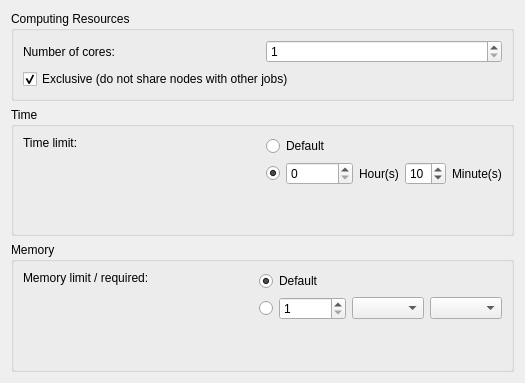
Qt form src/genericgui/ResourceRequirementsWizardPage.ui (SalomePlatform/jobmanager) before a commit.
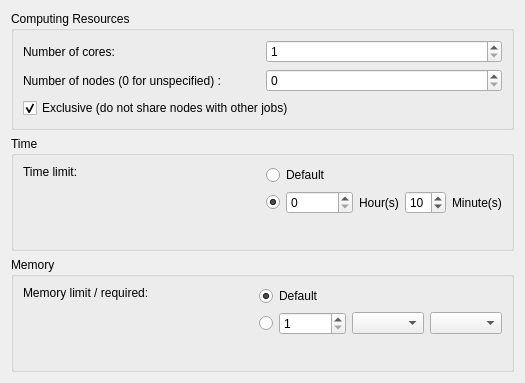
The same form after that commit.

Commit message: Add parameters 'partition' and 'nodes' for slurm jobs.

Diff of the .ui file:
```diff
--- a/src/genericgui/ResourceRequirementsWizardPage.ui
+++ b/src/genericgui/ResourceRequirementsWizardPage.ui
@@ -44,6 +44,27 @@
         </item>
        </layout>
       </item>
+      <item>
+       <layout class="QHBoxLayout" name="hl_node">
+        <item>
+         <widget class="QLabel" name="label_node">
+          <property name="text">
+           <string>Number of nodes (0 for unspecified) :</string>
+          </property>
+         </widget>
+        </item>
+        <item>
+         <widget class="QSpinBox" name="spin_node">
+          <property name="minimum">
+           <number>0</number>
+          </property>
+          <property name="maximum">
+           <number>1000000000</number>
+          </property>
+         </widget>
+        </item>
+       </layout>
+      </item>
       <item>
        <widget class="QCheckBox" name="check_exclusive">
         <property name="text">
```
The commit also changes 8 other files.
